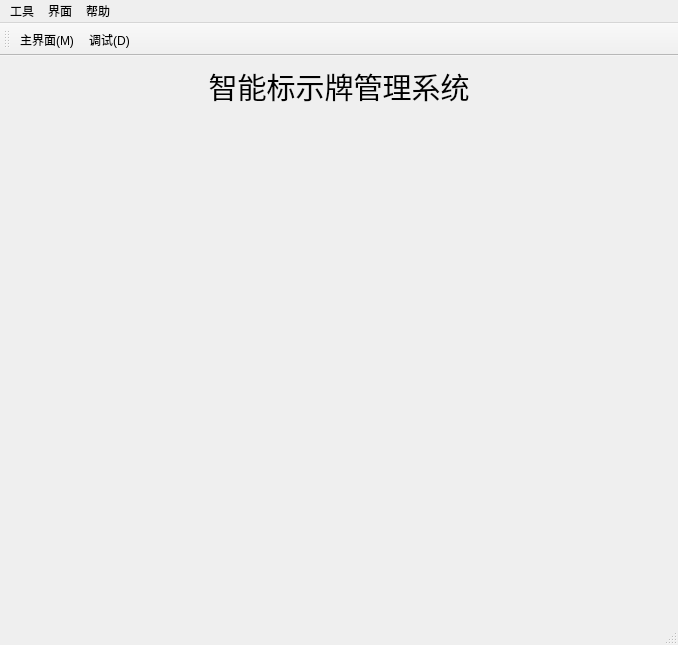
This is ui/qt_ui_file/mainwindow.ui in NU-LL/SmartSignageManagementSystem as Qt 5 draws it before an edit. The edited form follows.
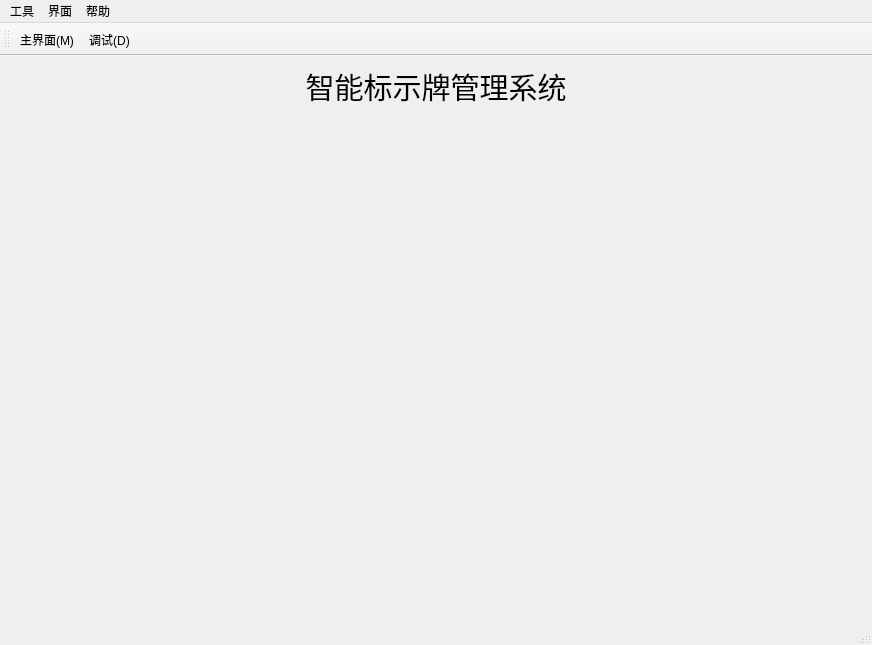
This is the edited form.

What changed in the file:
```diff
--- a/ui/qt_ui_file/mainwindow.ui
+++ b/ui/qt_ui_file/mainwindow.ui
@@ -6,8 +6,8 @@
    <rect>
     <x>0</x>
     <y>0</y>
-    <width>660</width>
-    <height>624</height>
+    <width>872</width>
+    <height>628</height>
    </rect>
   </property>
   <property name="windowTitle">
@@ -71,7 +71,7 @@
     <rect>
      <x>0</x>
      <y>0</y>
-     <width>660</width>
+     <width>872</width>
      <height>22</height>
     </rect>
    </property>
```
